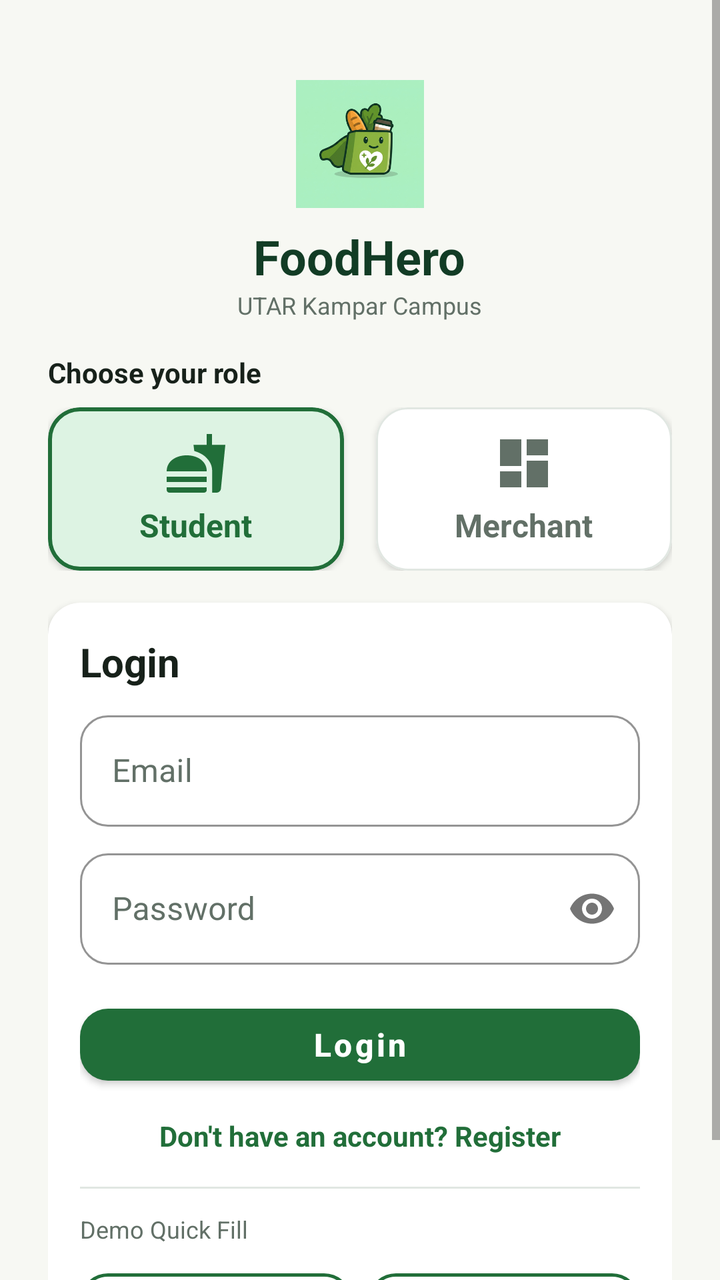
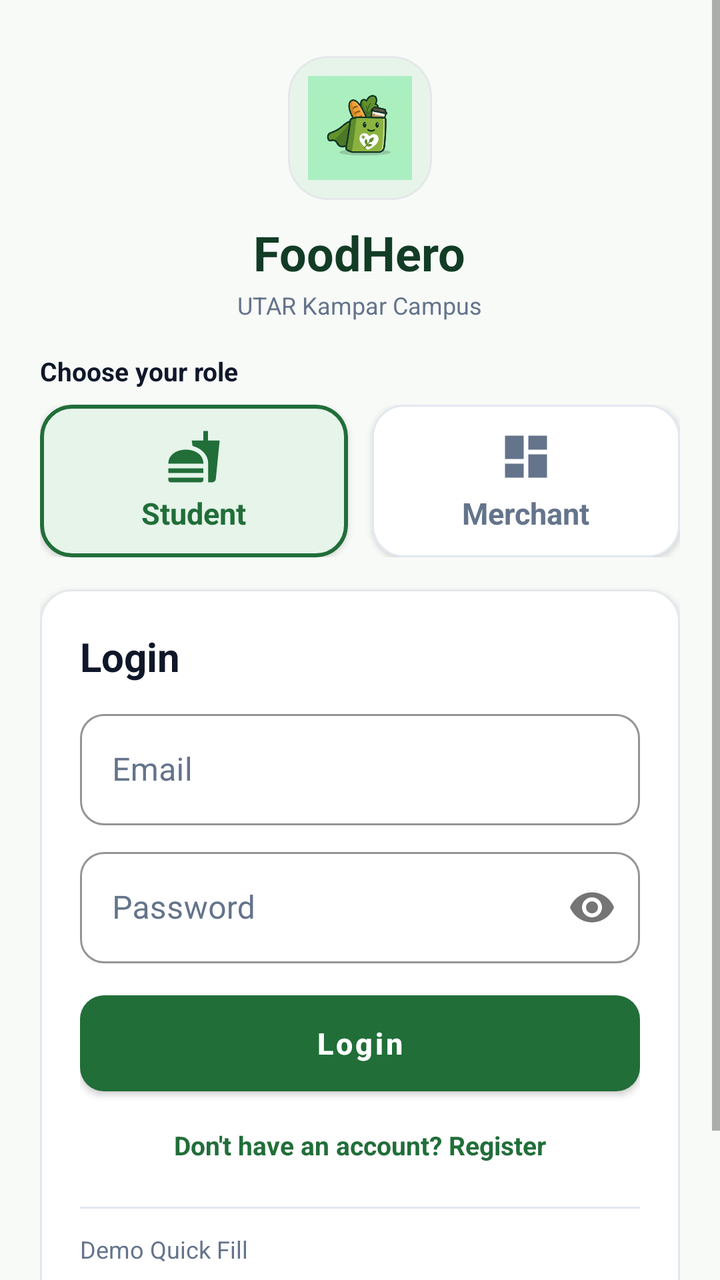

An Android layout rendered at two revisions. The XML below is the earlier revision; the diff shows what the commit changed to produce the second picture.
<!-- AndroidManifest.xml: application theme Theme.MAD_Group13_FoodHero -->
<!-- res/layout/activity_auth.xml -->
<?xml version="1.0" encoding="utf-8"?>
<ScrollView xmlns:android="http://schemas.android.com/apk/res/android"
    xmlns:app="http://schemas.android.com/apk/res-auto"
    android:layout_width="match_parent"
    android:layout_height="match_parent"
    android:background="@color/colorBackground"
    android:fillViewport="true">

    <LinearLayout
        android:layout_width="match_parent"
        android:layout_height="wrap_content"
        android:orientation="vertical"
        android:padding="@dimen/spacing_24">

        
        <LinearLayout
            android:layout_width="match_parent"
            android:layout_height="wrap_content"
            android:gravity="center"
            android:orientation="vertical"
            android:paddingTop="@dimen/spacing_16"
            android:paddingBottom="@dimen/spacing_16">

            <ImageView
                android:layout_width="64dp"
                android:layout_height="64dp"
                android:contentDescription="@string/app_name"
                android:src="@drawable/ic_foodhero_logo" />

            <TextView
                android:layout_width="wrap_content"
                android:layout_height="wrap_content"
                android:layout_marginTop="@dimen/spacing_8"
                android:text="@string/app_name"
                android:textColor="@color/colorPrimaryDark"
                android:textSize="24sp"
                android:textStyle="bold" />

            <TextView
                android:layout_width="wrap_content"
                android:layout_height="wrap_content"
                android:text="@string/campus_name"
                android:textColor="@color/colorTextSecondary"
                android:textSize="@dimen/text_size_caption" />
        </LinearLayout>

        
        <TextView
            android:layout_width="wrap_content"
            android:layout_height="wrap_content"
            android:layout_marginBottom="@dimen/spacing_8"
            android:text="Choose your role"
            android:textColor="@color/colorTextPrimary"
            android:textSize="@dimen/text_size_body"
            android:textStyle="bold" />

        <LinearLayout
            android:layout_width="match_parent"
            android:layout_height="wrap_content"
            android:orientation="horizontal">

            
            <com.google.android.material.card.MaterialCardView
                android:id="@+id/card_role_student"
                style="@style/Widget.FoodHero.Card"
                android:layout_width="0dp"
                android:layout_height="wrap_content"
                android:layout_marginEnd="@dimen/spacing_8"
                android:layout_weight="1"
                android:clickable="true"
                android:focusable="true"
                app:cardBackgroundColor="@color/colorPrimaryContainer"
                app:strokeColor="@color/colorPrimary"
                app:strokeWidth="2dp">

                <LinearLayout
                    android:layout_width="match_parent"
                    android:layout_height="wrap_content"
                    android:gravity="center"
                    android:orientation="vertical"
                    android:padding="@dimen/spacing_12">

                    <ImageView
                        android:layout_width="32dp"
                        android:layout_height="32dp"
                        android:contentDescription="@null"
                        android:src="@drawable/ic_nav_feed"
                        app:tint="@color/colorPrimary" />

                    <TextView
                        android:layout_width="wrap_content"
                        android:layout_height="wrap_content"
                        android:layout_marginTop="@dimen/spacing_4"
                        android:text="@string/role_student"
                        android:textColor="@color/colorPrimary"
                        android:textSize="@dimen/text_size_action"
                        android:textStyle="bold" />
                </LinearLayout>
            </com.google.android.material.card.MaterialCardView>

            
            <com.google.android.material.card.MaterialCardView
                android:id="@+id/card_role_merchant"
                style="@style/Widget.FoodHero.Card"
                android:layout_width="0dp"
                android:layout_height="wrap_content"
                android:layout_marginStart="@dimen/spacing_8"
                android:layout_weight="1"
                android:clickable="true"
                android:focusable="true"
                app:cardBackgroundColor="@color/colorSurface"
                app:strokeColor="@color/colorDivider"
                app:strokeWidth="1dp">

                <LinearLayout
                    android:layout_width="match_parent"
                    android:layout_height="wrap_content"
                    android:gravity="center"
                    android:orientation="vertical"
                    android:padding="@dimen/spacing_12">

                    <ImageView
                        android:layout_width="32dp"
                        android:layout_height="32dp"
                        android:contentDescription="@null"
                        android:src="@drawable/ic_nav_dashboard"
                        app:tint="@color/colorTextSecondary" />

                    <TextView
                        android:layout_width="wrap_content"
                        android:layout_height="wrap_content"
                        android:layout_marginTop="@dimen/spacing_4"
                        android:text="@string/role_merchant"
                        android:textColor="@color/colorTextSecondary"
                        android:textSize="@dimen/text_size_action"
                        android:textStyle="bold" />
                </LinearLayout>
            </com.google.android.material.card.MaterialCardView>
        </LinearLayout>

        
        <com.google.android.material.card.MaterialCardView
            style="@style/Widget.FoodHero.Card"
            android:layout_width="match_parent"
            android:layout_height="wrap_content"
            android:layout_marginTop="@dimen/spacing_16">

            <LinearLayout
                android:layout_width="match_parent"
                android:layout_height="wrap_content"
                android:orientation="vertical"
                android:padding="@dimen/spacing_16">

                
                <TextView
                    android:id="@+id/tv_auth_mode_title"
                    android:layout_width="wrap_content"
                    android:layout_height="wrap_content"
                    android:text="@string/login"
                    android:textColor="@color/colorTextPrimary"
                    android:textSize="@dimen/text_size_title"
                    android:textStyle="bold" />

                
                <com.google.android.material.textfield.TextInputLayout
                    android:id="@+id/til_name"
                    style="@style/Widget.FoodHero.TextInputLayout"
                    android:layout_width="match_parent"
                    android:layout_height="wrap_content"
                    android:layout_marginTop="@dimen/spacing_12"
                    android:hint="@string/full_name"
                    android:visibility="gone">

                    <com.google.android.material.textfield.TextInputEditText
                        android:id="@+id/et_name"
                        android:layout_width="match_parent"
                        android:layout_height="wrap_content"
                        android:inputType="textPersonName" />
                </com.google.android.material.textfield.TextInputLayout>

                
                <LinearLayout
                    android:id="@+id/ll_student_fields"
                    android:layout_width="match_parent"
                    android:layout_height="wrap_content"
                    android:orientation="vertical"
                    android:visibility="gone">

                    <com.google.android.material.textfield.TextInputLayout
                        android:id="@+id/til_student_id"
                        style="@style/Widget.FoodHero.TextInputLayout"
                        android:layout_width="match_parent"
                        android:layout_height="wrap_content"
                        android:layout_marginTop="@dimen/spacing_8"
                        android:hint="@string/student_id">

                        <com.google.android.material.textfield.TextInputEditText
                            android:id="@+id/et_student_id"
                            android:layout_width="match_parent"
                            android:layout_height="wrap_content"
                            android:inputType="textCapCharacters" />
                    </com.google.android.material.textfield.TextInputLayout>

                    <com.google.android.material.textfield.TextInputLayout
                        android:id="@+id/til_faculty"
                        style="@style/Widget.FoodHero.TextInputLayout"
                        android:layout_width="match_parent"
                        android:layout_height="wrap_content"
                        android:layout_marginTop="@dimen/spacing_8"
                        android:hint="@string/faculty">

                        <com.google.android.material.textfield.TextInputEditText
                            android:id="@+id/et_faculty"
                            android:layout_width="match_parent"
                            android:layout_height="wrap_content"
                            android:inputType="textCapCharacters" />
                    </com.google.android.material.textfield.TextInputLayout>
                </LinearLayout>

                
                <LinearLayout
                    android:id="@+id/ll_merchant_fields"
                    android:layout_width="match_parent"
                    android:layout_height="wrap_content"
                    android:orientation="vertical"
                    android:visibility="gone">

                    <com.google.android.material.textfield.TextInputLayout
                        android:id="@+id/til_business_name"
                        style="@style/Widget.FoodHero.TextInputLayout"
                        android:layout_width="match_parent"
                        android:layout_height="wrap_content"
                        android:layout_marginTop="@dimen/spacing_8"
                        android:hint="@string/business_name">

                        <com.google.android.material.textfield.TextInputEditText
                            android:id="@+id/et_business_name"
                            android:layout_width="match_parent"
                            android:layout_height="wrap_content"
                            android:inputType="text" />
                    </com.google.android.material.textfield.TextInputLayout>

                    <com.google.android.material.textfield.TextInputLayout
                        android:id="@+id/til_campus_location"
                        style="@style/Widget.FoodHero.TextInputLayout"
                        android:layout_width="match_parent"
                        android:layout_height="wrap_content"
                        android:layout_marginTop="@dimen/spacing_8"
                        android:hint="@string/business_location">

                        <com.google.android.material.textfield.TextInputEditText
                            android:id="@+id/et_campus_location"
                            android:layout_width="match_parent"
                            android:layout_height="wrap_content"
                            android:inputType="text" />
                    </com.google.android.material.textfield.TextInputLayout>
                </LinearLayout>

                
                <com.google.android.material.textfield.TextInputLayout
                    android:id="@+id/til_email"
                    style="@style/Widget.FoodHero.TextInputLayout"
                    android:layout_width="match_parent"
                    android:layout_height="wrap_content"
                    android:layout_marginTop="@dimen/spacing_8"
                    android:hint="@string/email">

                    <com.google.android.material.textfield.TextInputEditText
                        android:id="@+id/et_email"
                        android:layout_width="match_parent"
                        android:layout_height="wrap_content"
                        android:inputType="textEmailAddress" />
                </com.google.android.material.textfield.TextInputLayout>

                
                <com.google.android.material.textfield.TextInputLayout
                    android:id="@+id/til_password"
                    style="@style/Widget.FoodHero.TextInputLayout"
                    android:layout_width="match_parent"
                    android:layout_height="wrap_content"
                    android:layout_marginTop="@dimen/spacing_8"
                    android:hint="@string/password"
                    app:passwordToggleEnabled="true">

                    <com.google.android.material.textfield.TextInputEditText
                        android:id="@+id/et_password"
                        android:layout_width="match_parent"
                        android:layout_height="wrap_content"
                        android:inputType="textPassword" />
                </com.google.android.material.textfield.TextInputLayout>

                
                <com.google.android.material.button.MaterialButton
                    android:id="@+id/btn_auth_submit"
                    style="@style/Widget.FoodHero.Button.Primary"
                    android:layout_width="match_parent"
                    android:layout_height="wrap_content"
                    android:layout_marginTop="@dimen/spacing_16"
                    android:text="@string/login" />

                
                <TextView
                    android:id="@+id/tv_switch_mode"
                    android:layout_width="wrap_content"
                    android:layout_height="wrap_content"
                    android:layout_gravity="center"
                    android:layout_marginTop="@dimen/spacing_12"
                    android:text="@string/no_account_prompt"
                    android:textColor="@color/colorPrimary"
                    android:textSize="@dimen/text_size_body"
                    android:textStyle="bold" />

                
                <View
                    android:layout_width="match_parent"
                    android:layout_height="1dp"
                    android:layout_marginTop="@dimen/spacing_16"
                    android:layout_marginBottom="@dimen/spacing_12"
                    android:background="@color/colorDivider" />

                <TextView
                    android:layout_width="wrap_content"
                    android:layout_height="wrap_content"
                    android:text="Demo Quick Fill"
                    android:textColor="@color/colorTextSecondary"
                    android:textSize="@dimen/text_size_caption" />

                <LinearLayout
                    android:layout_width="match_parent"
                    android:layout_height="wrap_content"
                    android:layout_marginTop="@dimen/spacing_8"
                    android:orientation="horizontal">

                    <com.google.android.material.button.MaterialButton
                        android:id="@+id/btn_fill_student"
                        style="@style/Widget.FoodHero.Button.Secondary"
                        android:layout_width="0dp"
                        android:layout_height="wrap_content"
                        android:layout_marginEnd="@dimen/spacing_4"
                        android:layout_weight="1"
                        android:text="Demo Student"
                        android:textSize="12sp" />

                    <com.google.android.material.button.MaterialButton
                        android:id="@+id/btn_fill_merchant"
                        style="@style/Widget.FoodHero.Button.Secondary"
                        android:layout_width="0dp"
                        android:layout_height="wrap_content"
                        android:layout_marginStart="@dimen/spacing_4"
                        android:layout_weight="1"
                        android:text="Demo Merchant"
                        android:textSize="12sp" />
                </LinearLayout>
            </LinearLayout>
        </com.google.android.material.card.MaterialCardView>
    </LinearLayout>
</ScrollView>
<!-- resources referenced by this layout -->
<resources>
  <color name="colorBackground">#F7F8F3</color>
  <color name="colorDivider">#E1E7E2</color>
  <color name="colorPrimaryContainer">#DDF3E3</color>
  <color name="colorTextPrimary">#17211A</color>
  <color name="colorTextSecondary">#627067</color>
  <dimen name="spacing_12">12dp</dimen>
  <dimen name="spacing_16">16dp</dimen>
  <dimen name="spacing_24">24dp</dimen>
  <dimen name="spacing_4">4dp</dimen>
  <dimen name="spacing_8">8dp</dimen>
  <dimen name="text_size_action">16sp</dimen>
  <dimen name="text_size_body">14sp</dimen>
  <dimen name="text_size_title">20sp</dimen>
  <string name="email">Email</string>
  <string name="faculty">Faculty</string>
  <string name="login">Login</string>
  <string name="password">Password</string>
  <style name="Widget.FoodHero.Button.Primary" parent="Widget.MaterialComponents.Button">
          <item name="backgroundTint">@color/colorPrimary</item>
          <item name="android:textColor">@color/white</item>
          <item name="cornerRadius">@dimen/corner_button</item>
          <item name="android:minHeight">@dimen/min_touch_target</item>
          <item name="android:textSize">@dimen/text_size_action</item>
          <item name="android:textStyle">bold</item>
          <item name="elevation">2dp</item>
          <item name="android:textAllCaps">false</item>
      </style>
  <style name="Widget.FoodHero.Button.Secondary" parent="Widget.MaterialComponents.Button.OutlinedButton">
          <item name="strokeColor">@color/colorPrimary</item>
          <item name="strokeWidth">1.5dp</item>
          <item name="android:textColor">@color/colorPrimary</item>
          <item name="cornerRadius">@dimen/corner_button</item>
          <item name="android:minHeight">@dimen/min_touch_target</item>
          <item name="android:textSize">@dimen/text_size_action</item>
          <item name="android:textAllCaps">false</item>
      </style>
  <style name="Widget.FoodHero.Card" parent="Widget.MaterialComponents.CardView">
          <item name="cardCornerRadius">@dimen/corner_card</item>
          <item name="cardElevation">@dimen/elevation_card</item>
          <item name="cardBackgroundColor">@color/colorSurface</item>
          <item name="cardMaxElevation">@dimen/elevation_card_elevated</item>
          <item name="android:clipToPadding">false</item>
      </style>
  <style name="Widget.FoodHero.TextInputLayout" parent="Widget.MaterialComponents.TextInputLayout.OutlinedBox">
          <item name="boxCornerRadiusTopStart">@dimen/corner_button</item>
          <item name="boxCornerRadiusTopEnd">@dimen/corner_button</item>
          <item name="boxCornerRadiusBottomStart">@dimen/corner_button</item>
          <item name="boxCornerRadiusBottomEnd">@dimen/corner_button</item>
          <item name="boxStrokeColor">@color/colorPrimary</item>
          <item name="hintTextColor">@color/colorPrimary</item>
          <item name="android:textColorHint">@color/colorTextSecondary</item>
      </style>
  <color name="white">#FFFFFF</color>
  <dimen name="corner_button">14dp</dimen>
  <dimen name="min_touch_target">48dp</dimen>
  <dimen name="corner_card">16dp</dimen>
  <dimen name="elevation_card">2dp</dimen>
  <dimen name="elevation_card_elevated">6dp</dimen>
  <color name="colorAccent">#FF9800</color>
  <color name="colorAccentContainer">#FFF1D6</color>
  <color name="colorError">#B3261E</color>
  <!-- unchanged entries left out for length: 17 -->
</resources>

<!-- the commit's change to res/layout/activity_auth.xml (unified diff, before → after) -->
@@ -4,13 +4,17 @@
     android:layout_width="match_parent"
     android:layout_height="match_parent"
     android:background="@color/colorBackground"
+    android:fitsSystemWindows="true"
     android:fillViewport="true">
 
     <LinearLayout
         android:layout_width="match_parent"
         android:layout_height="wrap_content"
         android:orientation="vertical"
-        android:padding="@dimen/spacing_24">
+        android:paddingStart="@dimen/spacing_20"
+        android:paddingTop="@dimen/spacing_16"
+        android:paddingEnd="@dimen/spacing_20"
+        android:paddingBottom="@dimen/spacing_24">
 
         
         <LinearLayout
@@ -18,19 +22,30 @@
             android:layout_height="wrap_content"
             android:gravity="center"
             android:orientation="vertical"
-            android:paddingTop="@dimen/spacing_16"
+            android:paddingTop="@dimen/spacing_12"
             android:paddingBottom="@dimen/spacing_16">
 
-            <ImageView
-                android:layout_width="64dp"
-                android:layout_height="64dp"
-                android:contentDescription="@string/app_name"
-                android:src="@drawable/ic_foodhero_logo" />
+            <com.google.android.material.card.MaterialCardView
+                android:layout_width="72dp"
+                android:layout_height="72dp"
+                app:cardCornerRadius="20dp"
+                app:cardElevation="0dp"
+                app:cardBackgroundColor="@color/colorPrimaryContainer"
+                app:strokeColor="@color/colorCardBorder"
+                app:strokeWidth="1dp">
+
+                <ImageView
+                    android:layout_width="match_parent"
+                    android:layout_height="match_parent"
+                    android:padding="@dimen/spacing_10"
+                    android:contentDescription="@string/app_name"
+                    android:src="@drawable/ic_foodhero_logo" />
+            </com.google.android.material.card.MaterialCardView>
 
             <TextView
                 android:layout_width="wrap_content"
                 android:layout_height="wrap_content"
-                android:layout_marginTop="@dimen/spacing_8"
+                android:layout_marginTop="@dimen/spacing_10"
                 android:text="@string/app_name"
                 android:textColor="@color/colorPrimaryDark"
                 android:textSize="24sp"
@@ -39,6 +54,7 @@
             <TextView
                 android:layout_width="wrap_content"
                 android:layout_height="wrap_content"
+                android:layout_marginTop="2dp"
                 android:text="@string/campus_name"
                 android:textColor="@color/colorTextSecondary"
                 android:textSize="@dimen/text_size_caption" />
@@ -51,7 +67,7 @@
             android:layout_marginBottom="@dimen/spacing_8"
             android:text="Choose your role"
             android:textColor="@color/colorTextPrimary"
-            android:textSize="@dimen/text_size_body"
+            android:textSize="@dimen/text_size_sub"
             android:textStyle="bold" />
 
         <LinearLayout
@@ -65,7 +81,7 @@
                 style="@style/Widget.FoodHero.Card"
                 android:layout_width="0dp"
                 android:layout_height="wrap_content"
-                android:layout_marginEnd="@dimen/spacing_8"
+                android:layout_marginEnd="@dimen/spacing_6"
                 android:layout_weight="1"
                 android:clickable="true"
                 android:focusable="true"
@@ -81,8 +97,8 @@
                     android:padding="@dimen/spacing_12">
 
                     <ImageView
-                        android:layout_width="32dp"
-                        android:layout_height="32dp"
+                        android:layout_width="28dp"
+                        android:layout_height="28dp"
                         android:contentDescription="@null"
                         android:src="@drawable/ic_nav_feed"
                         app:tint="@color/colorPrimary" />
@@ -104,7 +120,7 @@
                 style="@style/Widget.FoodHero.Card"
                 android:layout_width="0dp"
                 android:layout_height="wrap_content"
-                android:layout_marginStart="@dimen/spacing_8"
+                android:layout_marginStart="@dimen/spacing_6"
                 android:layout_weight="1"
                 android:clickable="true"
                 android:focusable="true"
@@ -120,8 +136,8 @@
                     android:padding="@dimen/spacing_12">
 
                     <ImageView
-                        android:layout_width="32dp"
-                        android:layout_height="32dp"
+                        android:layout_width="28dp"
+                        android:layout_height="28dp"
                         android:contentDescription="@null"
                         android:src="@drawable/ic_nav_dashboard"
                         app:tint="@color/colorTextSecondary" />
@@ -149,7 +165,7 @@
                 android:layout_width="match_parent"
                 android:layout_height="wrap_content"
                 android:orientation="vertical"
-                android:padding="@dimen/spacing_16">
+                android:padding="@dimen/spacing_20">
 
                 
                 <TextView
@@ -158,7 +174,7 @@
                     android:layout_height="wrap_content"
                     android:text="@string/login"
                     android:textColor="@color/colorTextPrimary"
-                    android:textSize="@dimen/text_size_title"
+                    android:textSize="20sp"
                     android:textStyle="bold" />
 
                 
@@ -262,7 +278,7 @@
                     style="@style/Widget.FoodHero.TextInputLayout"
                     android:layout_width="match_parent"
                     android:layout_height="wrap_content"
-                    android:layout_marginTop="@dimen/spacing_8"
+                    android:layout_marginTop="@dimen/spacing_10"
                     android:hint="@string/email">
 
                     <com.google.android.material.textfield.TextInputEditText
@@ -305,9 +321,10 @@
                     android:layout_height="wrap_content"
                     android:layout_gravity="center"
                     android:layout_marginTop="@dimen/spacing_12"
+                    android:padding="@dimen/spacing_6"
                     android:text="@string/no_account_prompt"
                     android:textColor="@color/colorPrimary"
-                    android:textSize="@dimen/text_size_body"
+                    android:textSize="@dimen/text_size_sub"
                     android:textStyle="bold" />
 
                 
@@ -335,7 +352,7 @@
                         android:id="@+id/btn_fill_student"
                         style="@style/Widget.FoodHero.Button.Secondary"
                         android:layout_width="0dp"
-                        android:layout_height="wrap_content"
+                        android:layout_height="40dp"
                         android:layout_marginEnd="@dimen/spacing_4"
                         android:layout_weight="1"
                         android:text="Demo Student"
@@ -345,7 +362,7 @@
                         android:id="@+id/btn_fill_merchant"
                         style="@style/Widget.FoodHero.Button.Secondary"
                         android:layout_width="0dp"
-                        android:layout_height="wrap_content"
+                        android:layout_height="40dp"
                         android:layout_marginStart="@dimen/spacing_4"
                         android:layout_weight="1"
                         android:text="Demo Merchant"
<!-- resource entries referenced after the edit -->
@@ -1,18 +1,21 @@
 <!-- resources referenced by this layout -->
 <resources>
-  <color name="colorBackground">#F7F8F3</color>
-  <color name="colorDivider">#E1E7E2</color>
-  <color name="colorPrimaryContainer">#DDF3E3</color>
-  <color name="colorTextPrimary">#17211A</color>
-  <color name="colorTextSecondary">#627067</color>
+  <color name="colorBackground">#F8FAF8</color>
+  <color name="colorCardBorder">#E5E7EB</color>
+  <color name="colorDivider">#E2E8F0</color>
+  <color name="colorPrimaryContainer">#E6F4EA</color>
+  <color name="colorTextPrimary">#0F172A</color>
+  <color name="colorTextSecondary">#64748B</color>
+  <dimen name="spacing_10">10dp</dimen>
   <dimen name="spacing_12">12dp</dimen>
   <dimen name="spacing_16">16dp</dimen>
+  <dimen name="spacing_20">20dp</dimen>
   <dimen name="spacing_24">24dp</dimen>
   <dimen name="spacing_4">4dp</dimen>
+  <dimen name="spacing_6">6dp</dimen>
   <dimen name="spacing_8">8dp</dimen>
-  <dimen name="text_size_action">16sp</dimen>
-  <dimen name="text_size_body">14sp</dimen>
-  <dimen name="text_size_title">20sp</dimen>
+  <dimen name="text_size_action">15sp</dimen>
+  <dimen name="text_size_sub">13sp</dimen>
   <string name="email">Email</string>
   <string name="faculty">Faculty</string>
   <string name="login">Login</string>
@@ -21,10 +24,12 @@
           <item name="backgroundTint">@color/colorPrimary</item>
           <item name="android:textColor">@color/white</item>
           <item name="cornerRadius">@dimen/corner_button</item>
-          <item name="android:minHeight">@dimen/min_touch_target</item>
+          <item name="android:minHeight">@dimen/button_height_primary</item>
           <item name="android:textSize">@dimen/text_size_action</item>
           <item name="android:textStyle">bold</item>
-          <item name="elevation">2dp</item>
+          <item name="android:insetTop">0dp</item>
+          <item name="android:insetBottom">0dp</item>
+          <item name="elevation">@dimen/elevation_card</item>
           <item name="android:textAllCaps">false</item>
       </style>
   <style name="Widget.FoodHero.Button.Secondary" parent="Widget.MaterialComponents.Button.OutlinedButton">
@@ -32,8 +37,11 @@
           <item name="strokeWidth">1.5dp</item>
           <item name="android:textColor">@color/colorPrimary</item>
           <item name="cornerRadius">@dimen/corner_button</item>
-          <item name="android:minHeight">@dimen/min_touch_target</item>
+          <item name="android:minHeight">@dimen/button_height_primary</item>
           <item name="android:textSize">@dimen/text_size_action</item>
+          <item name="android:textStyle">bold</item>
+          <item name="android:insetTop">0dp</item>
+          <item name="android:insetBottom">0dp</item>
           <item name="android:textAllCaps">false</item>
       </style>
   <style name="Widget.FoodHero.Card" parent="Widget.MaterialComponents.CardView">
@@ -41,26 +49,31 @@
           <item name="cardElevation">@dimen/elevation_card</item>
           <item name="cardBackgroundColor">@color/colorSurface</item>
           <item name="cardMaxElevation">@dimen/elevation_card_elevated</item>
+          <item name="strokeColor">@color/colorCardBorder</item>
+          <item name="strokeWidth">1dp</item>
           <item name="android:clipToPadding">false</item>
       </style>
   <style name="Widget.FoodHero.TextInputLayout" parent="Widget.MaterialComponents.TextInputLayout.OutlinedBox">
-          <item name="boxCornerRadiusTopStart">@dimen/corner_button</item>
-          <item name="boxCornerRadiusTopEnd">@dimen/corner_button</item>
-          <item name="boxCornerRadiusBottomStart">@dimen/corner_button</item>
-          <item name="boxCornerRadiusBottomEnd">@dimen/corner_button</item>
+          <item name="boxCornerRadiusTopStart">@dimen/corner_input</item>
+          <item name="boxCornerRadiusTopEnd">@dimen/corner_input</item>
+          <item name="boxCornerRadiusBottomStart">@dimen/corner_input</item>
+          <item name="boxCornerRadiusBottomEnd">@dimen/corner_input</item>
           <item name="boxStrokeColor">@color/colorPrimary</item>
+          <item name="boxStrokeWidth">1dp</item>
+          <item name="boxStrokeWidthFocused">2dp</item>
           <item name="hintTextColor">@color/colorPrimary</item>
           <item name="android:textColorHint">@color/colorTextSecondary</item>
       </style>
   <color name="white">#FFFFFF</color>
-  <dimen name="corner_button">14dp</dimen>
-  <dimen name="min_touch_target">48dp</dimen>
+  <dimen name="corner_button">12dp</dimen>
+  <dimen name="button_height_primary">48dp</dimen>
   <dimen name="corner_card">16dp</dimen>
   <dimen name="elevation_card">2dp</dimen>
-  <dimen name="elevation_card_elevated">6dp</dimen>
-  <color name="colorAccent">#FF9800</color>
-  <color name="colorAccentContainer">#FFF1D6</color>
-  <color name="colorError">#B3261E</color>
+  <dimen name="elevation_card_elevated">4dp</dimen>
+  <dimen name="corner_input">12dp</dimen>
+  <color name="colorAccent">#F59E0B</color>
+  <color name="colorAccentContainer">#FEF3C7</color>
+  <color name="colorError">#DC2626</color>
   <!-- unchanged entries left out for length: 17 -->
 </resources>
 
